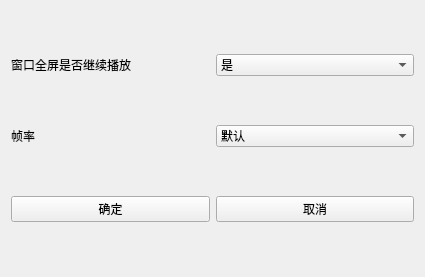
Old version of the form moresetting.ui in the repository dependon/fantascene-dynamic-wallpaper.
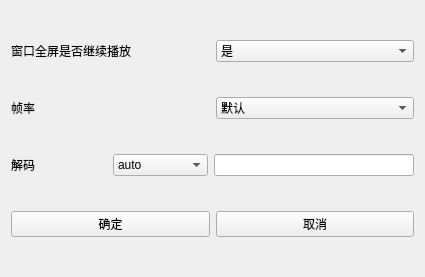
New version of the form.

Commit message: 加入了可配置解码

```diff
--- a/moresetting.ui
+++ b/moresetting.ui
@@ -80,6 +80,61 @@
     </layout>
    </item>
    <item row="2" column="0">
+    <layout class="QHBoxLayout" name="horizontalLayout_4">
+     <item>
+      <widget class="QLabel" name="label_3">
+       <property name="text">
+        <string>解码</string>
+       </property>
+      </widget>
+     </item>
+     <item>
+      <widget class="QComboBox" name="hwdecBox">
+       <item>
+        <property name="text">
+         <string>auto</string>
+        </property>
+       </item>
+       <item>
+        <property name="text">
+         <string>gpu</string>
+        </property>
+       </item>
+       <item>
+        <property name="text">
+         <string>vaapi</string>
+        </property>
+       </item>
+       <item>
+        <property name="text">
+         <string>vdpau</string>
+        </property>
+       </item>
+       <item>
+        <property name="text">
+         <string>no</string>
+        </property>
+       </item>
+       <item>
+        <property name="text">
+         <string>其他</string>
+        </property>
+       </item>
+      </widget>
+     </item>
+     <item>
+      <widget class="QLineEdit" name="hwdecEdit">
+       <property name="maximumSize">
+        <size>
+         <width>200</width>
+         <height>16777215</height>
+        </size>
+       </property>
+      </widget>
+     </item>
+    </layout>
+   </item>
+   <item row="3" column="0">
     <layout class="QHBoxLayout" name="horizontalLayout_3">
      <item>
       <widget class="QPushButton" name="okBtn">
```
The commit also changes 6 other files.
